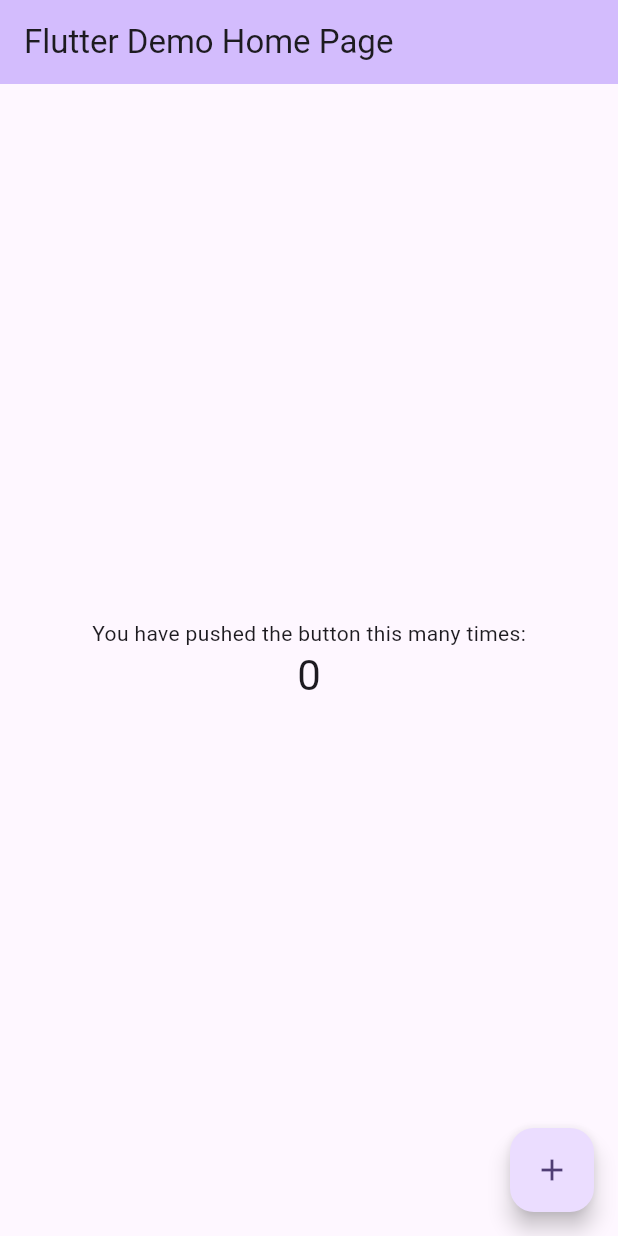
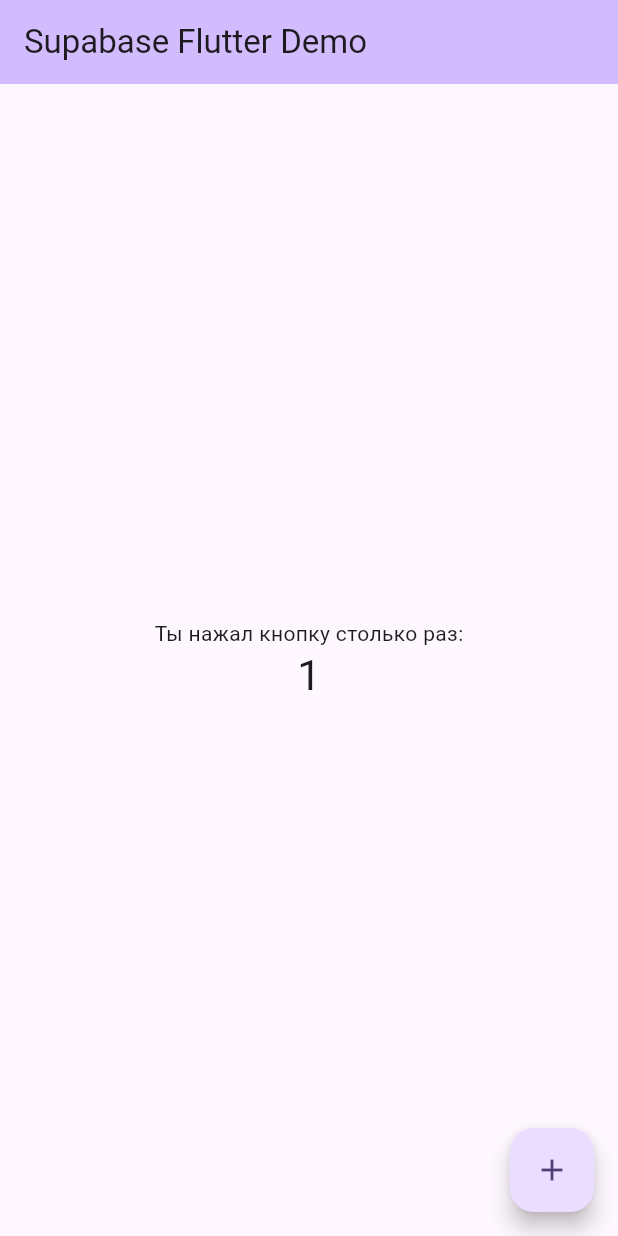
Before and after one commit to Cucumberi135/mob_razrabotka_flutter, a Flutter app: the screen it shows after launch, after a tap on the "add" icon, on a phone screen of 412 x 824 dp. Run offline on Flutter 3.47's test engine with Material 3 defaults, Android fonts, the phone set to English and light mode, and no system bars; our stand-ins replace supabase_flutter; accounts and stored records are empty.

Commit message:
added supabase

```diff
--- a/flutter_application_1/lib/main.dart
+++ b/flutter_application_1/lib/main.dart
@@ -1,6 +1,14 @@
 import 'package:flutter/material.dart';
+import 'package:supabase_flutter/supabase_flutter.dart';
 
-void main() {
+Future<void> main() async {
+  WidgetsFlutterBinding.ensureInitialized();
+  await Supabase.initialize(
+    url: 'https://vzwbfcndlanfgyxcdmjv.supabase.co',
+    anonKey:
+        'eyJhbGciOiJIUzI1NiIsInR5cCI6IkpXVCJ9.eyJpc3MiOiJzdXBhYmFzZSIsInJlZiI6InZ6d2JmY25kbGFuZmd5eGNkbWp2Iiwicm9sZSI6ImFub24iLCJpYXQiOjE3NjA0NjU4MDYsImV4cCI6MjA3NjA0MTgwNn0.ouWwcALKAB3qBksqoLdDfsJcMUc7t_tIorDvbfkGrsk',
+  );
+
   runApp(const MyApp());
 }
 
@@ -10,11 +18,11 @@ class MyApp extends StatelessWidget {
   @override
   Widget build(BuildContext context) {
     return MaterialApp(
-      title: 'Flutter Demo',
+      title: 'Supabase Flutter Demo',
       theme: ThemeData(
         colorScheme: ColorScheme.fromSeed(seedColor: Colors.deepPurple),
       ),
-      home: const MyHomePage(title: 'Flutter Demo Home Page'),
+      home: const MyHomePage(title: 'Supabase Flutter Demo'),
     );
   }
 }
@@ -31,28 +39,41 @@ class MyHomePage extends StatefulWidget {
 class _MyHomePageState extends State<MyHomePage> {
   int _counter = 0;
 
+  @override
+  void initState() {
+    super.initState();
+    testSupabase(); // ✅ теперь метод в правильном месте (внутри State)
+  }
+
+  // Проверка соединения с Supabase
+  Future<void> testSupabase() async {
+    try {
+      final res =
+          await Supabase.instance.client.from('todos').select().limit(1);
+      print('Соединение работает ✅: $res');
+    } catch (e) {
+      print('Ошибка соединения ❌: $e');
+    }
+  }
+
   void _incrementCounter() {
     setState(() {
+      _counter++;
     });
   }
 
   @override
   Widget build(BuildContext context) {
-
     return Scaffold(
       appBar: AppBar(
-
         backgroundColor: Theme.of(context).colorScheme.inversePrimary,
-
         title: Text(widget.title),
       ),
       body: Center(
-
         child: Column(
-
           mainAxisAlignment: MainAxisAlignment.center,
           children: <Widget>[
-            const Text('You have pushed the button this many times:'),
+            const Text('Ты нажал кнопку столько раз:'),
             Text(
               '$_counter',
               style: Theme.of(context).textTheme.headlineMedium,
@@ -62,7 +83,7 @@ class _MyHomePageState extends State<MyHomePage> {
       ),
       floatingActionButton: FloatingActionButton(
         onPressed: _incrementCounter,
-        tooltip: 'Increment',
+        tooltip: 'Увеличить',
         child: const Icon(Icons.add),
       ),
     );
--- a/flutter_application_1/pubspec.yaml
+++ b/flutter_application_1/pubspec.yaml
@@ -34,6 +34,7 @@ dependencies:
   # The following adds the Cupertino Icons font to your application.
   # Use with the CupertinoIcons class for iOS style icons.
   cupertino_icons: ^1.0.8
+  supabase_flutter: ^2.10.3
 
 dev_dependencies:
   flutter_test:
```
Also changed, not shown: flutter_application_1/pubspec.lock, 5 other files.
